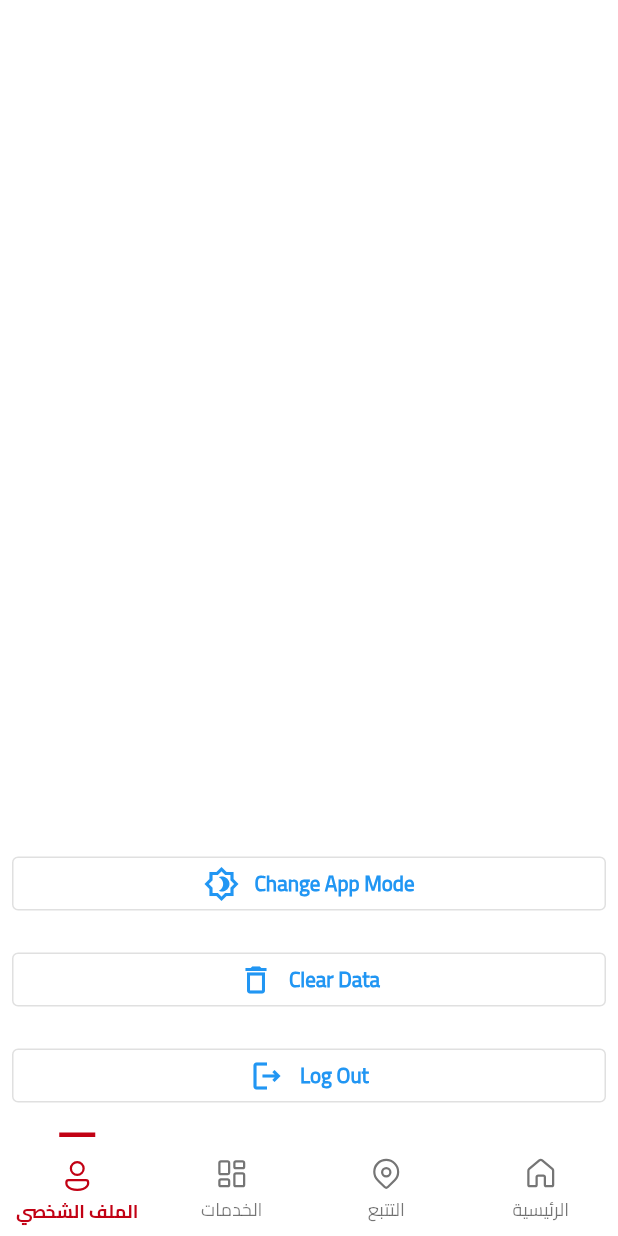
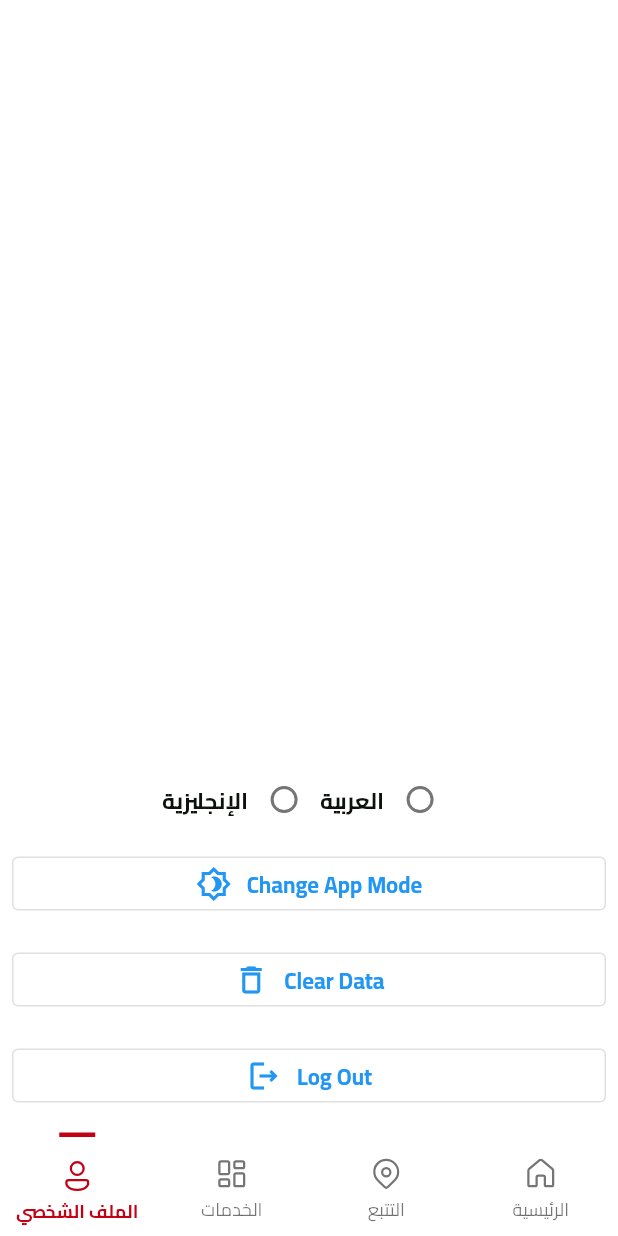
Before and after one commit to kareemhamed4/es3fny_user_app, a Flutter app: the LayoutScreen screen opened directly, item 4 of the bottom bar chosen, on a phone screen of 412 x 824 dp. Run offline on Flutter 3.47's test engine with Material 2 defaults, Android fonts, the phone set to English and light mode, and no system bars; our stand-ins replace fluentui_system_icons, flutter_bloc, flutter_markdown, flutter_svg, fluttertoast, hexcolor and 4 more; accounts and stored records are empty.

Commit message:
More Advanced Edit by kareem

```diff
--- a/lib/cubit/states.dart
+++ b/lib/cubit/states.dart
@@ -12,3 +12,10 @@ class MainErrorState extends MainStates {}
 class ChangeSuffixState extends MainStates {}
 class SignOutState extends MainStates {}
 class ChangeAppModeState extends MainStates {}
+
+class ChangeLanguageState extends MainStates {
+  final String langCode;
+
+  ChangeLanguageState(this.langCode);
+}
+class ChangeStartLanguageState extends MainStates {}
--- /dev/null
+++ b/lib/force_restart.dart
@@ -0,0 +1,32 @@
+import 'package:flutter/material.dart';
+
+class RestartWidget extends StatefulWidget {
+  const RestartWidget({super.key, required this.child});
+
+  final Widget child;
+
+  static void restartApp(BuildContext context) {
+    context.findAncestorStateOfType<_RestartWidgetState>()?.restartApp();
+  }
+
+  @override
+  _RestartWidgetState createState() => _RestartWidgetState();
+}
+
+class _RestartWidgetState extends State<RestartWidget> {
+  Key key = UniqueKey();
+
+  void restartApp() {
+    setState(() {
+      key = UniqueKey();
+    });
+  }
+
+  @override
+  Widget build(BuildContext context) {
+    return KeyedSubtree(
+      key: key,
+      child: widget.child,
+    );
+  }
+}
--- a/lib/modules/profile/profile_screen.dart
+++ b/lib/modules/profile/profile_screen.dart
@@ -7,23 +7,62 @@ import 'package:es3fny_user_app/shared/components/components.dart';
 import 'package:flutter/material.dart';
 import 'package:flutter_bloc/flutter_bloc.dart';
 
-class ProfileScreen extends StatelessWidget {
+enum LanguageSelectEnum {arabic,english}
+
+class ProfileScreen extends StatefulWidget {
   const ProfileScreen({Key? key}) : super(key: key);
 
   @override
+  State<ProfileScreen> createState() => _ProfileScreenState();
+}
+
+class _ProfileScreenState extends State<ProfileScreen> {
+  LanguageSelectEnum? _languageSelectEnum;
+
+  @override
   Widget build(BuildContext context) {
-    return BlocConsumer<MainCubit,MainStates>(
-      listener: (context,state){},
-      builder: (context,state){
+    return BlocConsumer<MainCubit, MainStates>(
+      listener: (context, state) {},
+      builder: (context, state) {
         return Column(
           children: [
             const Spacer(),
+            Directionality(
+              textDirection: TextDirection.rtl,
+              child: Row(
+                mainAxisAlignment: MainAxisAlignment.center,
+                children: [
+                  Radio<LanguageSelectEnum>(
+                      value: LanguageSelectEnum.arabic,
+                      groupValue: _languageSelectEnum,
+                      onChanged: (value){
+                        setState((){
+                          _languageSelectEnum = value;
+                        });
+                        context.read<MainCubit>().changeLang(context, "ar");
+                      }
+                  ),
+                  Text("العربية",style: Theme.of(context).textTheme.bodyText2,),
+                  Radio<LanguageSelectEnum>(
+                      value: LanguageSelectEnum.english,
+                      groupValue: _languageSelectEnum,
+                      onChanged: (value){
+                        setState(() {
+                          _languageSelectEnum = value;
+                        });
+                        context.read<MainCubit>().changeLang(context, "en");
+                      }
+                  ),
+                  Text("الإنجليزية",style: Theme.of(context).textTheme.bodyText2,),
+                ],
+              ),
+            ),
             Padding(
               padding: const EdgeInsets.all(8.0),
               child: SizedBox(
                 width: double.infinity,
                 child: OutlinedButton(
-                    onPressed: (){
+                    onPressed: () {
                       MainCubit.get(context).changeAppMode();
                     },
                     child: Row(
@@ -31,12 +70,20 @@ class ProfileScreen extends StatelessWidget {
                       children: [
                         Text(
                           "Change App Mode",
-                          style: Theme.of(context).textTheme.bodyText1!.copyWith(color: Colors.blue),),
-                        const SizedBox(width: 10,),
-                        const Icon(Icons.brightness_4_outlined,color: Colors.blue,)
+                          style: Theme.of(context)
+                              .textTheme
+                              .bodyText2!
+                              .copyWith(color: Colors.blue),
+                        ),
+                        const SizedBox(
+                          width: 10,
+                        ),
+                        const Icon(
+                          Icons.brightness_4_outlined,
+                          color: Colors.blue,
+                        )
                       ],
-                    )
-                ),
+                    )),
               ),
             ),
             Padding(
@@ -44,9 +91,13 @@ class ProfileScreen extends StatelessWidget {
               child: SizedBox(
                 width: double.infinity,
                 child: OutlinedButton(
-                    onPressed: (){
-                       CacheHelper.clearData().then((value){
-                        NavigateToReb(context: context, widget: const OnBoardingScreen());
+                    onPressed: () {
+                      CacheHelper.clearData().then((value) {
+                        /*Timer(const Duration(seconds: 3), () {
+                          RestartWidget.restartApp(context);
+                        });*/
+                        NavigateToReb(
+                            context: context, widget: const OnBoardingScreen());
                       });
                     },
                     child: Row(
@@ -54,12 +105,20 @@ class ProfileScreen extends StatelessWidget {
                       children: [
                         Text(
                           "Clear Data",
-                          style: Theme.of(context).textTheme.bodyText1!.copyWith(color: Colors.blue),),
-                        const SizedBox(width: 10,),
-                        const Icon(Icons.delete_outline,color: Colors.blue,)
+                          style: Theme.of(context)
+                              .textTheme
+                              .bodyText2!
+                              .copyWith(color: Colors.blue),
+                        ),
+                        const SizedBox(
+                          width: 10,
+                        ),
+                        const Icon(
+                          Icons.delete_outline,
+                          color: Colors.blue,
+                        )
                       ],
-                    )
-                ),
+                    )),
               ),
             ),
             Padding(
@@ -67,7 +126,7 @@ class ProfileScreen extends StatelessWidget {
               child: SizedBox(
                 width: double.infinity,
                 child: OutlinedButton(
-                    onPressed: (){
+                    onPressed: () {
                       MainCubit.get(context).signOut();
                       NavigateToReb(context: context, widget: LoginScreen());
                     },
@@ -76,12 +135,20 @@ class ProfileScreen extends StatelessWidget {
                       children: [
                         Text(
                           "Log Out",
-                          style: Theme.of(context).textTheme.bodyText1!.copyWith(color: Colors.blue),),
-                        const SizedBox(width: 10,),
-                        const Icon(Icons.logout_outlined,color: Colors.blue,)
+                          style: Theme.of(context)
+                              .textTheme
+                              .bodyText2!
+                              .copyWith(color: Colors.blue),
+                        ),
+                        const SizedBox(
+                          width: 10,
+                        ),
+                        const Icon(
+                          Icons.logout_outlined,
+                          color: Colors.blue,
+                        )
                       ],
-                    )
-                ),
+                    )),
               ),
             ),
           ],
--- a/lib/shared/constants/constants.dart
+++ b/lib/shared/constants/constants.dart
@@ -1 +1,2 @@
 String? uId = '';
+String? langCode = '';
--- a/lib/shared/styles/colors.dart
+++ b/lib/shared/styles/colors.dart
@@ -7,6 +7,8 @@ Color myFavColor3 = HexColor("#c7d6d5"); //mint green
 Color myFavColor4 = HexColor("#0c120c"); //black
 Color myFavColor5 = HexColor("#D9D9D9"); //alert background color
 
+Color myFavColor11 = HexColor("#eef2fb"); //test another background
+
 // dark mood
 Color myFavColor6 = HexColor("#e6e371"); //yellow
 Color myFavColor7 = HexColor("#0e7874"); //green
```
Also changed, not shown: lib/cubit/cubit.dart (+33 -14 lines), lib/main.dart (+8 -3 lines). Lines whose indentation alone changed are shown as unchanged.
